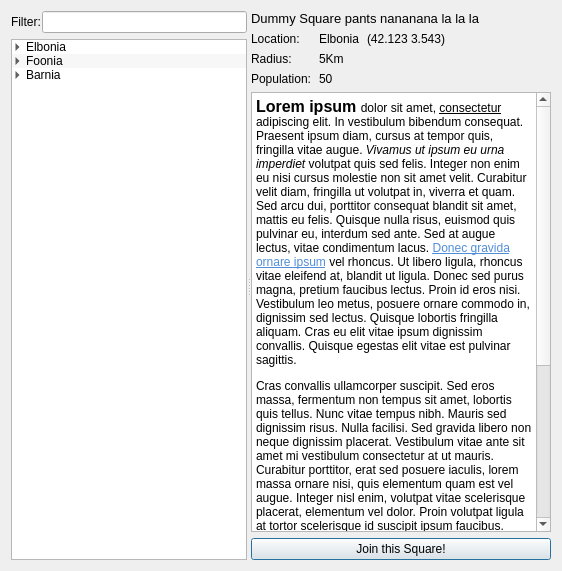
Before: the Qt Designer form src/ui/square.ui in whirm/tgs-pc, drawn with Qt 5.
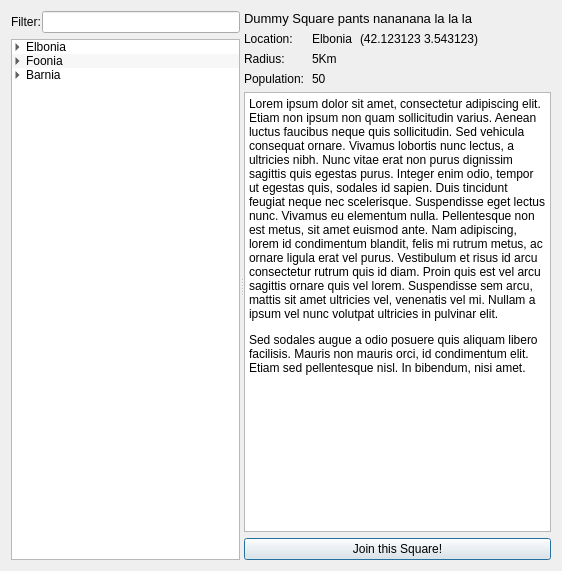
After: the same form once the commit is applied. Icons and pictures are not drawn.

Commit message: Each Square has its own message list and the overview item has every message.

What changed in the file:
```diff
--- a/src/ui/square.ui
+++ b/src/ui/square.ui
@@ -188,7 +188,7 @@
                <item row="0" column="2">
                 <widget class="QLabel" name="coords_label">
                  <property name="text">
-                  <string>(42.123 3.543)</string>
+                  <string>(42.123123 3.543123)</string>
                  </property>
                 </widget>
                </item>
@@ -298,9 +298,8 @@
 &lt;html&gt;&lt;head&gt;&lt;meta name=&quot;qrichtext&quot; content=&quot;1&quot; /&gt;&lt;style type=&quot;text/css&quot;&gt;
 p, li { white-space: pre-wrap; }
 &lt;/style&gt;&lt;/head&gt;&lt;body style=&quot; font-family:'Terminus'; font-size:9pt; font-weight:400; font-style:normal;&quot;&gt;
-&lt;p style=&quot; margin-top:12px; margin-bottom:12px; margin-left:0px; margin-right:0px; -qt-block-indent:0; text-indent:0px;&quot;&gt;&lt;span style=&quot; font-size:12pt; font-weight:600;&quot;&gt;Lorem ipsum &lt;/span&gt;dolor sit amet, &lt;span style=&quot; text-decoration: underline;&quot;&gt;consectetur &lt;/span&gt;adipiscing elit. In vestibulum bibendum consequat. Praesent ipsum diam, cursus at tempor quis, fringilla vitae augue.&lt;span style=&quot; font-style:italic;&quot;&gt; Vivamus ut ipsum eu urna imperdiet &lt;/span&gt;volutpat quis sed felis. Integer non enim eu nisi cursus molestie non sit amet velit. Curabitur velit diam, fringilla ut volutpat in, viverra et quam. Sed arcu dui, porttitor consequat blandit sit amet, mattis eu felis. Quisque nulla risus, euismod quis pulvinar eu, interdum sed ante. Sed at augue lectus, vitae condimentum lacus. &lt;a href=&quot;http://wiki.theglobalsquare.org&quot;&gt;&lt;span style=&quot; text-decoration: underline; color:#508ed8;&quot;&gt;Donec gravida ornare ipsum&lt;/span&gt;&lt;/a&gt; vel rhoncus. Ut libero ligula, rhoncus vitae eleifend at, blandit ut ligula. Donec sed purus magna, pretium faucibus lectus. Proin id eros nisi. Vestibulum leo metus, posuere ornare commodo in, dignissim sed lectus. Quisque lobortis fringilla aliquam. Cras eu elit vitae ipsum dignissim convallis. Quisque egestas elit vitae est pulvinar sagittis. &lt;/p&gt;
-&lt;p style=&quot; margin-top:12px; margin-bottom:12px; margin-left:0px; margin-right:0px; -qt-block-indent:0; text-indent:0px;&quot;&gt;Cras convallis ullamcorper suscipit. Sed eros massa, fermentum non tempus sit amet, lobortis quis tellus. Nunc vitae tempus nibh. Mauris sed dignissim risus. Nulla facilisi. Sed gravida libero non neque dignissim placerat. Vestibulum vitae ante sit amet mi vestibulum consectetur at ut mauris. Curabitur porttitor, erat sed posuere iaculis, lorem massa ornare nisi, quis elementum quam est vel augue. Integer nisl enim, volutpat vitae scelerisque placerat, elementum vel dolor. Proin volutpat ligula at tortor scelerisque id suscipit ipsum faucibus. Praesent et tellus nulla. Nulla suscipit, lectus vel molestie elementum, dolor turpis feugiat massa, et sagittis magna nisl quis mauris. Suspendisse sed dignissim velit. &lt;/p&gt;
-&lt;p style=&quot; margin-top:12px; margin-bottom:12px; margin-left:0px; margin-right:0px; -qt-block-indent:0; text-indent:0px;&quot;&gt;Etiam nisl ipsum, rhoncus sit amet fermentum eu, condimentum sit amet libero. Pellentesque interdum aliquet mattis. Donec elementum facilisis orci vitae dictum. Pellentesque habitant morbi tristique senectus et netus et malesuada fames ac turpis egestas. Aliquam interdum accumsan elit sit amet fermentum. Nunc ut nunc orci. Nunc arcu tortor, porttitor at ornare in, porta quis ante. Sed quis metus lorem, at cursus turpis. Aenean lobortis ligula non ipsum dignissim vitae egestas felis porttitor. Class aptent taciti sociosqu ad litora torquent per conubia nostra, per inceptos himenaeos. Aenean sodales rhoncus diam quis dictum. &lt;/p&gt;&lt;/body&gt;&lt;/html&gt;</string>
+&lt;p style=&quot; margin-top:0px; margin-bottom:0px; margin-left:0px; margin-right:0px; -qt-block-indent:0; text-indent:0px;&quot;&gt;&lt;a name=&quot;lipsum&quot;&gt;&lt;/a&gt;Lorem ipsum dolor sit amet, consectetur adipiscing elit. Etiam non ipsum non quam sollicitudin varius. Aenean luctus faucibus neque quis sollicitudin. Sed vehicula consequat ornare. Vivamus lobortis nunc lectus, a ultricies nibh. Nunc vitae erat non purus dignissim sagittis quis egestas purus. Integer enim odio, tempor ut egestas quis, sodales id sapien. Duis tincidunt feugiat neque nec scelerisque. Suspendisse eget lectus nunc. Vivamus eu elementum nulla. Pellentesque non est metus, sit amet euismod ante. Nam adipiscing, lorem id condimentum blandit, felis mi rutrum metus, ac ornare ligula erat vel purus. Vestibulum et risus id arcu consectetur rutrum quis id diam. Proin quis est vel arcu sagittis ornare quis vel lorem. Suspendisse sem arcu, mattis sit amet ultricies vel, venenatis vel mi. Nullam a ipsum vel nunc volutpat ultricies in pulvinar elit. &lt;/p&gt;
+&lt;p style=&quot; margin-top:12px; margin-bottom:12px; margin-left:0px; margin-right:0px; -qt-block-indent:0; text-indent:0px;&quot;&gt;Sed sodales augue a odio posuere quis aliquam libero facilisis. Mauris non mauris orci, id condimentum elit. Etiam sed pellentesque nisl. In bibendum, nisi amet.&lt;/p&gt;&lt;/body&gt;&lt;/html&gt;</string>
          </property>
          <property name="openExternalLinks">
           <bool>true</bool>
```
The commit also changes 3 other files.
